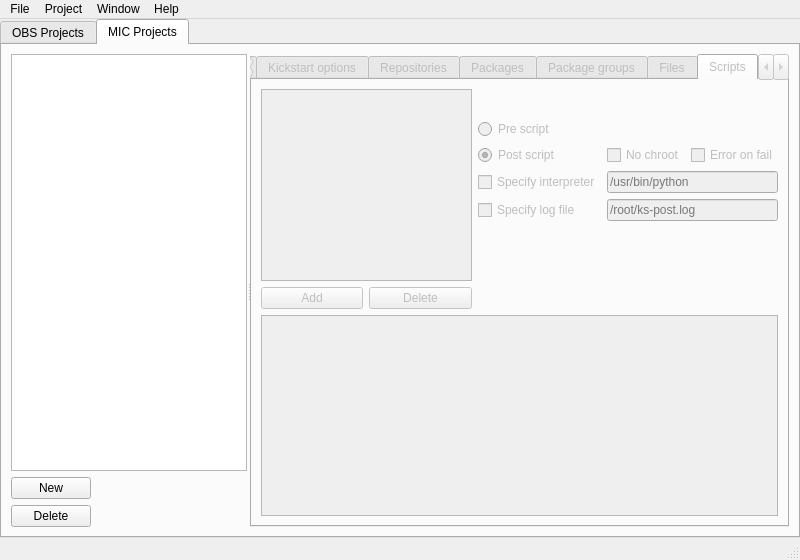
The window that src/ObsLightGui/ui/obsLightMain.ui (ronan22/obs-light) describes before a commit, drawn with Qt 5.
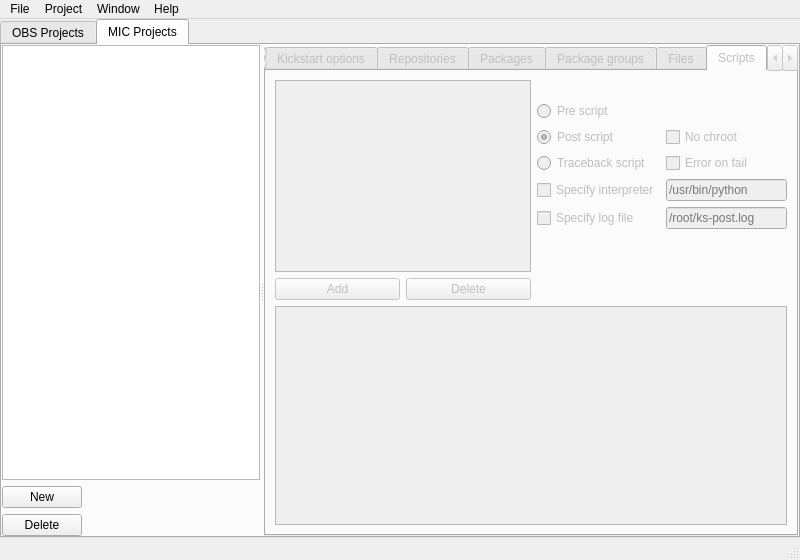
The same window after the commit. The open tabs and pages were chosen to show the change. Icons and pictures are not drawn.

Commit message: - started script management from GUI (only displaying ATM)   TODO: add/remove/modify script

Diff of the .ui file:
```diff
--- a/src/ObsLightGui/ui/obsLightMain.ui
+++ b/src/ObsLightGui/ui/obsLightMain.ui
@@ -1173,14 +1173,14 @@
         <string>MIC Projects</string>
        </attribute>
        <layout class="QHBoxLayout" name="horizontalLayout_3">
+        <property name="margin">
+         <number>0</number>
+        </property>
         <item>
          <widget class="QSplitter" name="splitter_2">
           <property name="orientation">
            <enum>Qt::Horizontal</enum>
           </property>
-          <property name="handleWidth">
-           <number>3</number>
-          </property>
           <widget class="QWidget" name="gridWidget" native="true">
            <layout class="QGridLayout" name="gridLayout_3">
             <item row="0" column="0" colspan="2">
@@ -1401,7 +1401,7 @@
                  <item row="2" column="2">
                   <widget class="QPushButton" name="removeKickstartOptionButton">
                    <property name="text">
-                    <string>Remove</string>
+                    <string>Delete</string>
                    </property>
                   </widget>
                  </item>
@@ -1498,7 +1498,7 @@
              <item row="7" column="0">
               <widget class="QPushButton" name="removeRepositoryButton">
                <property name="text">
-                <string>Remove</string>
+                <string>Delete</string>
                </property>
               </widget>
              </item>
@@ -1548,7 +1548,7 @@
              <item row="2" column="0">
               <widget class="QPushButton" name="removePackageButton">
                <property name="text">
-                <string>Remove</string>
+                <string>Delete</string>
                </property>
               </widget>
              </item>
@@ -1572,7 +1572,7 @@
              <item row="2" column="0">
               <widget class="QPushButton" name="removePackageGroupButton">
                <property name="text">
-                <string>Remove</string>
+                <string>Delete</string>
                </property>
               </widget>
              </item>
@@ -1602,7 +1602,7 @@
              <item row="1" column="0">
               <widget class="QPushButton" name="pushButton_3">
                <property name="text">
-                <string>PushButton</string>
+                <string>Add</string>
                </property>
               </widget>
              </item>
@@ -1620,25 +1620,19 @@
               </spacer>
              </item>
              <item row="2" column="0">
-              <widget class="QPushButton" name="pushButton_4">
+              <widget class="QPushButton" name="removeOverlayFileButton">
                <property name="text">
-                <string>PushButton</string>
+                <string>Delete</string>
                </property>
               </widget>
              </item>
             </layout>
            </widget>
            <widget class="QWidget" name="kickstartScriptsTab">
-            <property name="enabled">
-             <bool>false</bool>
-            </property>
             <attribute name="title">
              <string>Scripts</string>
             </attribute>
             <layout class="QGridLayout" name="gridLayout_5">
-             <item row="0" column="0" rowspan="7" colspan="2">
-              <widget class="QListWidget" name="kickstartScriptsListWidget"/>
-             </item>
              <item row="2" column="2">
               <widget class="QRadioButton" name="postScriptRadioButton">
                <property name="text">
@@ -1649,17 +1643,10 @@
                </property>
               </widget>
              </item>
-             <item row="8" column="0" colspan="5">
-              <widget class="QPlainTextEdit" name="kickstartScriptsTextEdit"/>
+             <item row="9" column="0" colspan="5">
+              <widget class="QPlainTextEdit" name="kickstartScriptTextEdit"/>
              </item>
-             <item row="2" column="3">
-              <widget class="QCheckBox" name="noChrootCheckBox">
-               <property name="text">
-                <string>No chroot</string>
-               </property>
-              </widget>
-             </item>
-             <item row="3" column="3" colspan="2">
+             <item row="4" column="3" colspan="2">
               <widget class="QLineEdit" name="interpreterLineEdit">
                <property name="enabled">
                 <bool>false</bool>
@@ -1669,7 +1656,7 @@
                </property>
               </widget>
              </item>
-             <item row="4" column="3" colspan="2">
+             <item row="5" column="3" colspan="2">
               <widget class="QLineEdit" name="logLineEdit">
                <property name="enabled">
                 <bool>false</bool>
@@ -1679,13 +1666,6 @@
                </property>
               </widget>
              </item>
-             <item row="2" column="4">
-              <widget class="QCheckBox" name="errorOnFailCheckBox">
-               <property name="text">
-                <string>Error on fail</string>
-               </property>
-              </widget>
-             </item>
              <item row="1" column="2">
               <widget class="QRadioButton" name="preScriptRadioButton">
                <property name="text">
@@ -1693,34 +1673,58 @@
                </property>
               </widget>
              </item>
-             <item row="7" column="1">
+             <item row="8" column="1">
               <widget class="QPushButton" name="deleteScriptButton">
                <property name="text">
                 <string>Delete</string>
                </property>
               </widget>
              </item>
-             <item row="7" column="0">
+             <item row="8" column="0">
               <widget class="QPushButton" name="addScriptButton">
                <property name="text">
                 <string>Add</string>
                </property>
               </widget>
              </item>
-             <item row="3" column="2">
+             <item row="4" column="2">
               <widget class="QCheckBox" name="specifyInterpreterCheckBox">
                <property name="text">
                 <string>Specify interpreter</string>
                </property>
               </widget>
              </item>
-             <item row="4" column="2">
+             <item row="5" column="2">
               <widget class="QCheckBox" name="specifyLogFileCheckBox">
                <property name="text">
                 <string>Specify log file</string>
                </property>
               </widget>
              </item>
+             <item row="0" column="0" rowspan="8" colspan="2">
+              <widget class="QListView" name="kickstartScriptsListView"/>
+             </item>
+             <item row="3" column="2">
+              <widget class="QRadioButton" name="tracebackScriptRadioButton">
+               <property name="text">
+                <string>Traceback script</string>
+               </property>
+              </widget>
+             </item>
+             <item row="3" column="3">
+              <widget class="QCheckBox" name="errorOnFailCheckBox">
+               <property name="text">
+                <string>Error on fail</string>
+               </property>
+              </widget>
+             </item>
+             <item row="2" column="3">
+              <widget class="QCheckBox" name="noChrootCheckBox">
+               <property name="text">
+                <string>No chroot</string>
+               </property>
+              </widget>
+             </item>
             </layout>
            </widget>
           </widget>
```
Left out of the diff: 8 changed lines with no effect on the pictures. The commit also changes 11 other files.
